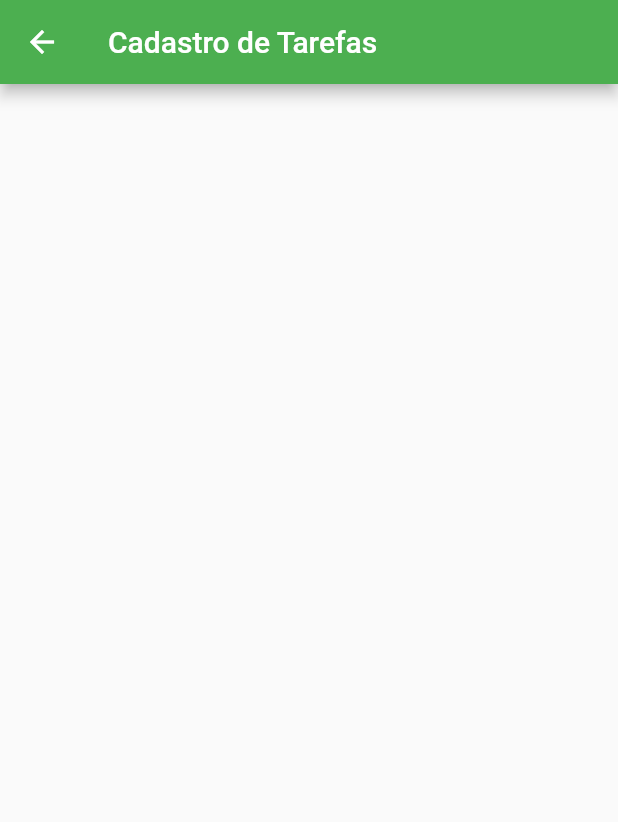
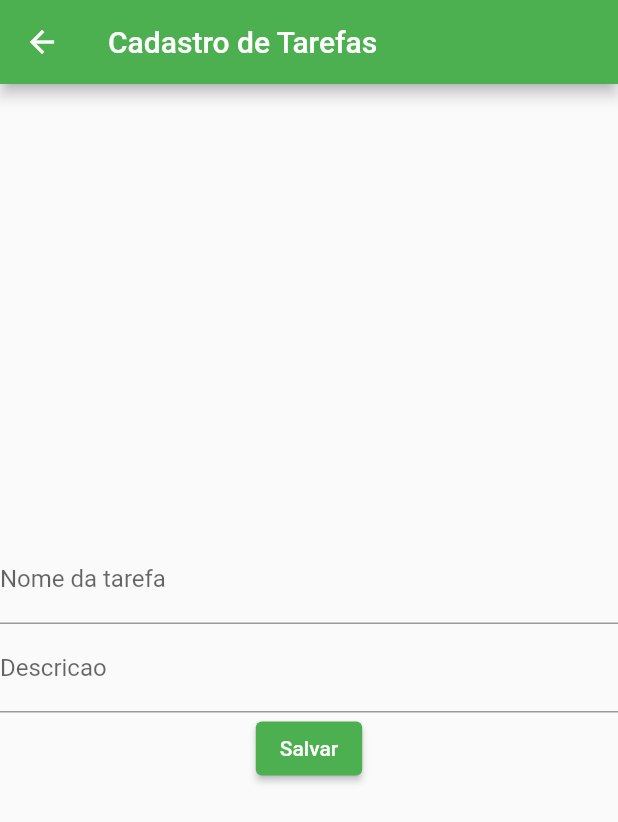
Before and after one commit to andrelarrosa/dispositivosMoveis, a Flutter app: the screen it shows after launch, after a tap on the "add" icon, on a phone screen of 412 x 824 dp. Shown: the top 822 px of the screen. Run offline on Flutter 3.47's test engine with Material 2 defaults, Android fonts, the phone set to English and light mode, and no system bars; our stand-ins replace sqflite; accounts and stored records are empty.

Commit message:
Colocando para excluir as tarefas

```diff
--- a/flutter_application_05_07_2022/lib/view/lista_tarefas.dart
+++ b/flutter_application_05_07_2022/lib/view/lista_tarefas.dart
@@ -1,11 +1,11 @@
 import 'package:flutter/material.dart';
+import 'package:flutter_application_05_07_2022/view/tarefa_form.dart';
 import 'package:path/path.dart';
 import 'package:sqflite/sqflite.dart';
 
 class ListaTarefas extends StatelessWidget {
   Future<List<Map<String, Object?>>> buscarDados() async {
-    String caminho = join(await getDatabasesPath(), "banco.db");
-    deleteDatabase(caminho);
+    String caminho = join(await getDatabasesPath(), "banco1.db");
     Database banco = await openDatabase(
       caminho,
       version: 1,
@@ -63,6 +63,35 @@ CREATE TABLE tarefa(
                 return ListTile(
                   title: Text(tarefa['nome'].toString()),
                   subtitle: Text(tarefa['descricao'].toString()),
+                  trailing: ElevatedButton(
+                    child: Icon(Icons.delete),
+                    onPressed: () {
+                      showDialog(
+                          context: context,
+                          builder: (BuildContext context) {
+                            return AlertDialog(
+                              content: Text("Tem certeza que deseja excluir?"),
+                              actions: [
+                                ElevatedButton(
+                                  child: Text("Sim"),
+                                  onPressed: () {
+                                    TarefaForm form = new TarefaForm();
+                                    form.excluir(
+                                        int.parse(tarefa['id'].toString()));
+                                    Navigator.pushNamed(context, '/');
+                                  },
+                                ),
+                                ElevatedButton(
+                                  child: Text("Não"),
+                                  onPressed: () {
+                                    Navigator.pushNamed(context, '/');
+                                  },
+                                ),
+                              ],
+                            );
+                          });
+                    },
+                  ),
                 );
               });
         },
--- a/flutter_application_05_07_2022/lib/view/tarefa_form.dart
+++ b/flutter_application_05_07_2022/lib/view/tarefa_form.dart
@@ -1,8 +1,70 @@
 import 'package:flutter/material.dart';
+import 'package:path/path.dart';
+import 'package:sqflite/sqflite.dart';
 
 class TarefaForm extends StatelessWidget {
+  String? nome;
+  String? descricao;
+  int? id;
+
+  Future<int> salvar(String nome, String descricao, [int? id]) async {
+    String caminho = join(await getDatabasesPath(), 'banco1.db');
+    Database banco = await openDatabase(caminho, version: 1);
+    String sql;
+    Future<int> linhasAfetadas;
+    if (id == null) {
+      sql = "INSERT INTO tarefa (nome, descricao) VALUES (?,?)";
+      linhasAfetadas = banco.rawInsert(sql, [nome, descricao]);
+    } else {
+      sql = "UPDATE tarefa SET nome = ?, descricao = ? WHERE id = ?";
+      linhasAfetadas = banco.rawUpdate(sql, [nome, descricao, id]);
+    }
+    return linhasAfetadas;
+  }
+
+  Future<int> excluir(int id) async {
+    String caminho = join(await getDatabasesPath(), 'banco1.db');
+    Database banco = await openDatabase(caminho, version: 1);
+    String sql = "DELETE FROM tarefa WHERE id = ?";
+    Future<int> linhaAfetada;
+    linhaAfetada = banco.rawDelete(sql, [id]);
+    return linhaAfetada;
+  }
+
   @override
   Widget build(BuildContext context) {
-    return Scaffold(appBar: AppBar(title: const Text("Cadastro de Tarefas")));
+    return Scaffold(
+      appBar: AppBar(title: const Text("Cadastro de Tarefas")),
+      body: Center(
+        child: Column(
+          mainAxisAlignment: MainAxisAlignment.center,
+          children: [
+            TextField(
+              decoration: InputDecoration(
+                  label: Text("Nome da tarefa"),
+                  hintText: "Digite o nome da tarefa"),
+              onChanged: (valorDigitado) {
+                nome = valorDigitado;
+              },
+            ),
+            TextFormField(
+              keyboardType: TextInputType.text,
+              decoration: InputDecoration(
+                  label: Text("Descricao"),
+                  hintText: "Digite a descrição da tarefa"),
+              onChanged: (valorDigitado) {
+                descricao = valorDigitado;
+              },
+            ),
+            ElevatedButton(
+              child: Text("Salvar"),
+              onPressed: () {
+                salvar(nome!, descricao!, null);
+              },
+            )
+          ],
+        ),
+      ),
+    );
   }
 }
```
